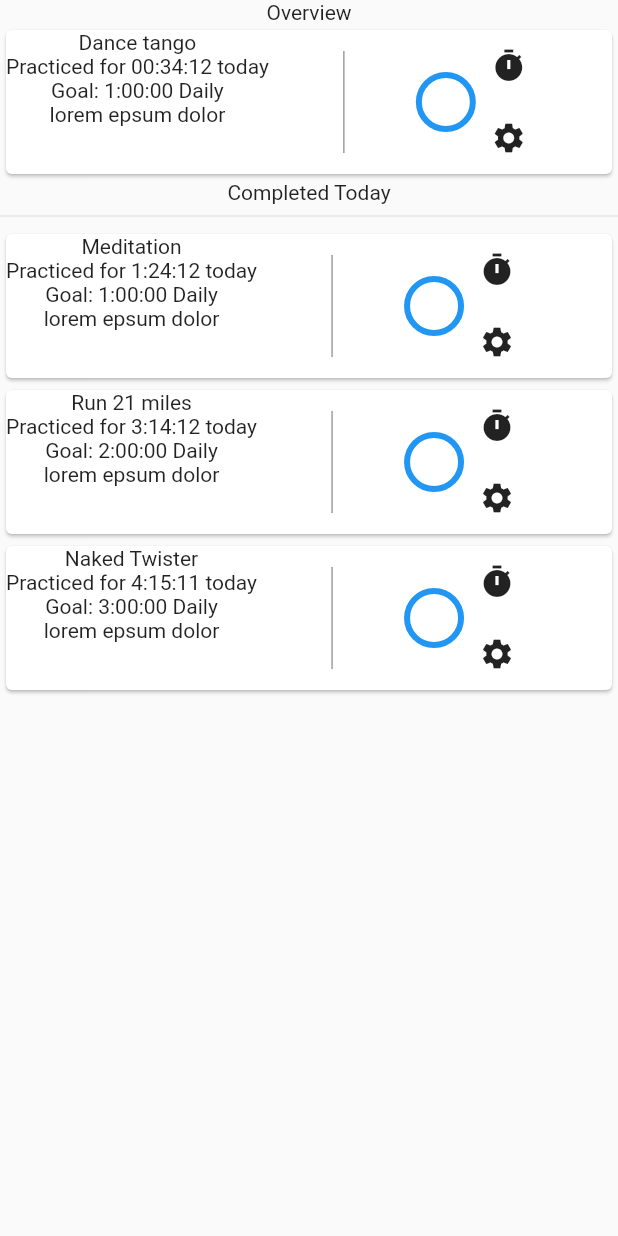
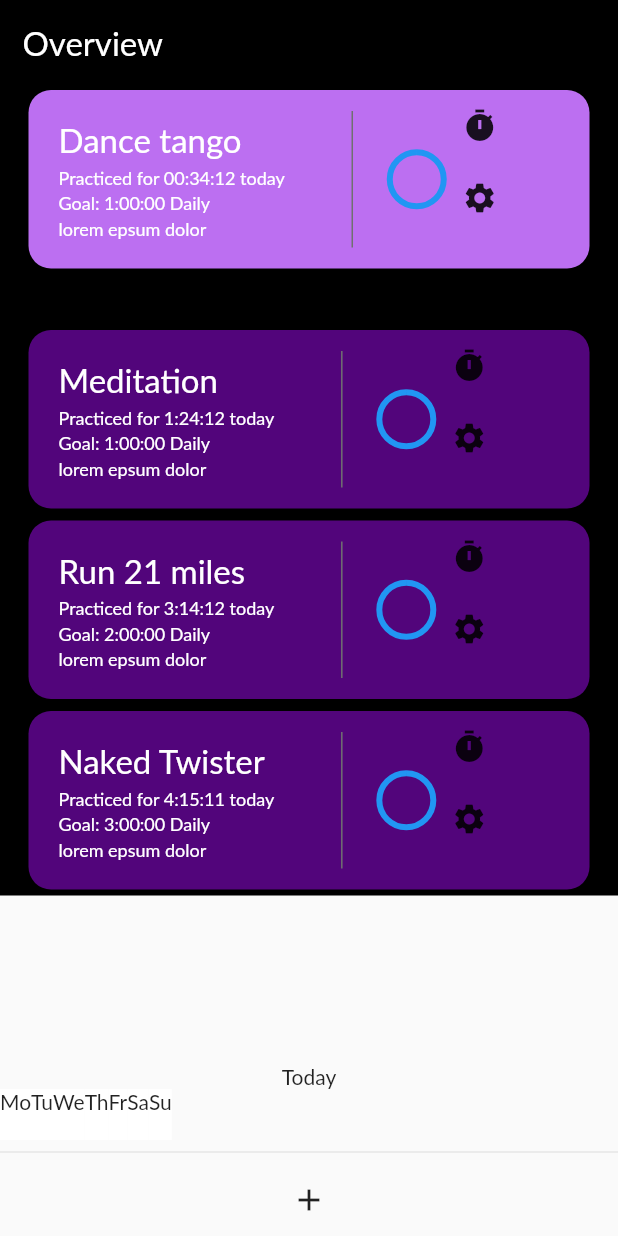
Before and after one commit to Mastagoon/habit-make, a Flutter app: the screen it shows after launch, on a phone screen of 412 x 824 dp. Run offline on Flutter 3.47's test engine with Material 2 defaults, Android fonts, the phone set to English and light mode, and no system bars; missing offline and left inert: isoweek; Roboto replaces fonts that are missing (Lato).

Commit message:
Added constant colors and styles, added bottom sheet bar

```diff
--- a/lib/constants/colors.dart
+++ b/lib/constants/colors.dart
@@ -1,3 +1,5 @@
 final primaryColor = 0xffBC6FF1;
 final secondaryColor = 0xff52057B;
 final accentColor = 0xff212121;
+final mainBackgroundColor = 0xff000000;
+final darkSeperator = 0xff707070;
--- /dev/null
+++ b/lib/constants/styles.dart
@@ -0,0 +1,5 @@
+import 'package:flutter/material.dart';
+
+TextStyle lightText(double size) {
+  return TextStyle(color: Colors.white, fontSize: size);
+}
--- a/lib/main.dart
+++ b/lib/main.dart
@@ -6,7 +6,7 @@ import 'screens/home.dart';
 void main() => runApp(
       MaterialApp(
         title: "Habit Maker",
-        theme: ThemeData(primaryColor: Color(primaryColor)),
+        theme: ThemeData(primaryColor: Color(primaryColor), fontFamily: "Lato"),
         home: Home(),
       ),
     );
--- /dev/null
+++ b/lib/screens/components/bottom_controller.dart
@@ -0,0 +1,72 @@
+import 'package:flutter/material.dart';
+import 'package:isoweek/isoweek.dart';
+
+class BottomController extends StatefulWidget {
+  const BottomController({Key? key}) : super(key: key);
+
+  @override
+  BottomControllerState createState() => BottomControllerState();
+}
+
+class BottomControllerState extends State<BottomController> {
+  @override
+  Widget build(BuildContext context) {
+    return Container(
+      // padding: EdgeInsets.all(16),
+      child: Column(
+        mainAxisSize: MainAxisSize.min,
+        children: [
+          // header
+          Text("Today"),
+          // week wheel
+          buildDateWidget(),
+          Divider(),
+          // add habit button
+          IconButton(
+            onPressed: () {},
+            icon: Icon(Icons.add),
+          )
+        ],
+      ),
+    );
+  }
+
+  String getDayName(day) {
+    final List days = [
+      "Mo",
+      "Tu",
+      "We",
+      "Th",
+      "Fr",
+      "Sa",
+      "Su"
+    ]; // #TODO add functionality to choose first weekday
+    return days[day];
+  }
+
+  Widget buildWeekDayWidget(day) {
+    Week currentWeek = Week.current(); // current week
+    return Container(
+      decoration: new BoxDecoration(
+          color: currentWeek.day(day).day == DateTime.now().day
+              ? Colors.black
+              : Colors.white),
+      child: Column(
+        children: [
+          Text(getDayName(day)),
+          Text(currentWeek.day(day).day.toString())
+        ],
+      ),
+    );
+  }
+
+  Widget buildDateWidget() {
+    // display all days
+    // highlight day of week
+    return Row(
+      children: [
+        for (var i = 0; i < 7; i++) buildWeekDayWidget(i),
+      ],
+    );
+  }
+}
--- a/lib/screens/components/habit_card.dart
+++ b/lib/screens/components/habit_card.dart
@@ -1,17 +1,28 @@
 import 'package:flutter/material.dart';
+import 'package:habit_maker/constants/colors.dart';
+import 'package:habit_maker/constants/styles.dart';
 
 class HabitCard extends StatefulWidget {
-  late final String name, practicedTime, goal, lorem;
-  late final bool completed;
+  final String name, practicedTime, goal, lorem;
+  final bool completed;
 
-  HabitCard(bool completed, String name, String practicedTime, String goal,
-      String lorem) {
-    this.name = name;
-    this.practicedTime = practicedTime;
-    this.goal = goal;
-    this.lorem = lorem;
-    this.completed = completed;
-  }
+  const HabitCard({
+    required this.completed,
+    required this.name,
+    required this.practicedTime,
+    required this.goal,
+    required this.lorem,
+    Key? key,
+  }) : super(key: key);
+
+  // HabitCard(bool completed, String name, String practicedTime, String goal,
+  //     String lorem) {
+  //   this.name = name;
+  //   this.practicedTime = practicedTime;
+  //   this.goal = goal;
+  //   this.lorem = lorem;
+  //   this.completed = completed;
+  // }
 
   @override
   _HabitCardState createState() => _HabitCardState();
@@ -19,6 +30,7 @@ class HabitCard extends StatefulWidget {
 
 class _HabitCardState extends State<HabitCard> {
   late String _name, _practicedTime, _goal, _lorem;
+  late bool _completed;
 
   @override
   void initState() {
@@ -26,37 +38,70 @@ class _HabitCardState extends State<HabitCard> {
 
     if (this.mounted)
       setState(() {
-        _name = this.widget.name;
-        _practicedTime = this.widget.practicedTime;
-        _goal = this.widget.goal;
-        _lorem = this.widget.lorem;
+        _name = widget.name;
+        _practicedTime = widget.practicedTime;
+        _goal = widget.goal;
+        _lorem = widget.lorem;
+        _completed = widget.completed;
       });
   }
 
   @override
   Widget build(BuildContext context) {
     return Center(
+      // card
       child: Card(
-        // card
+        shape: RoundedRectangleBorder(borderRadius: BorderRadius.circular(15)),
+        color: Color(_completed ? secondaryColor : primaryColor),
         child: IntrinsicHeight(
           child: Row(
             children: [
               // left side
-              Column(
-                children: [
-                  Text(_name),
-                  Text(_practicedTime),
-                  Text("Goal: $_goal"),
-                  Text(_lorem)
-                ],
+              Flexible(
+                child: Container(
+                  padding: EdgeInsets.all(20),
+                  child: Column(
+                    crossAxisAlignment: CrossAxisAlignment.start,
+                    children: [
+                      Container(
+                        child: Text(
+                          _name,
+                          style: lightText(22),
+                        ),
+                      ),
+                      const SizedBox(height: 5),
+                      Container(
+                        child: Text(
+                          _practicedTime,
+                          style: lightText(12),
+                        ),
+                      ),
+                      const SizedBox(height: 3),
+                      Container(
+                        child: Text(
+                          "Goal: $_goal",
+                          style: lightText(12),
+                        ),
+                      ),
+                      const SizedBox(height: 3),
+                      Container(
+                        child: Text(
+                          _lorem,
+                          style: lightText(12),
+                        ),
+                      ),
+                    ],
+                  ),
+                ),
               ),
+
               // Divider
               const VerticalDivider(
-                color: Colors.grey,
+                color: Color(0xff707070),
                 thickness: 1,
                 indent: 14,
                 endIndent: 14,
-                width: 100,
+                width: 50,
               ),
               // right side
               // progress bar
--- a/lib/screens/home.dart
+++ b/lib/screens/home.dart
@@ -1,5 +1,9 @@
 import 'package:flutter/material.dart';
+import 'package:habit_maker/constants/colors.dart';
+import 'package:habit_maker/constants/styles.dart';
+// components
 import 'components/habit_card.dart';
+import 'components/bottom_controller.dart';
 
 class Home extends StatefulWidget {
   const Home({Key? key}) : super(key: key);
@@ -12,34 +16,65 @@ class _HomeState extends State<Home> {
   @override
   Widget build(BuildContext context) {
     return Scaffold(
+      resizeToAvoidBottomInset: false,
       body: Container(
+        decoration: BoxDecoration(color: Color(mainBackgroundColor)),
         margin: MediaQuery.of(context).padding,
+        padding: EdgeInsets.only(left: 15, right: 15),
         // #TODO reduce col's width (too wide)
+        child: SingleChildScrollView(
           child: Column(
+            crossAxisAlignment: CrossAxisAlignment.start,
             children: [
               // title
-            Text("Overview"),
+              Container(
+                padding: EdgeInsets.only(top: 15, bottom: 15),
+                child: Text(
+                  "Overview",
+                  style: lightText(22),
+                  textAlign: TextAlign.left,
+                ),
+                // #TODO seperator or smth
+              ),
               // unfinished habits for the day
-            HabitCard(false, "Dance tango", "Practiced for 00:34:12 today",
-                "1:00:00 Daily", "lorem epsum dolor"),
+              HabitCard(
+                  completed: false,
+                  name: "Dance tango",
+                  practicedTime: "Practiced for 00:34:12 today",
+                  goal: "1:00:00 Daily",
+                  lorem: "lorem epsum dolor"),
               // seperator
               Text("Completed Today"),
               Divider(),
               // finished habits for the day
-            HabitCard(true, "Meditation", "Practiced for 1:24:12 today",
-                "1:00:00 Daily", "lorem epsum dolor"),
-            HabitCard(true, "Run 21 miles", "Practiced for 3:14:12 today",
-                "2:00:00 Daily", "lorem epsum dolor"),
-            HabitCard(true, "Naked Twister", "Practiced for 4:15:11 today",
-                "3:00:00 Daily", "lorem epsum dolor"),
-            // bottom controller thingy
+              HabitCard(
+                  completed: true,
+                  name: "Meditation",
+                  practicedTime: "Practiced for 1:24:12 today",
+                  goal: "1:00:00 Daily",
+                  lorem: "lorem epsum dolor"),
+              HabitCard(
+                  completed: true,
+                  name: "Run 21 miles",
+                  practicedTime: "Practiced for 3:14:12 today",
+                  goal: "2:00:00 Daily",
+                  lorem: "lorem epsum dolor"),
+              HabitCard(
+                  completed: true,
+                  name: "Naked Twister",
+                  practicedTime: "Practiced for 4:15:11 today",
+                  goal: "3:00:00 Daily",
+                  lorem: "lorem epsum dolor"),
+
               // Card(
               //   child: ,
               // )
             ],
           ),
         ),
-      // bottomNavigationBar: ,
+      ),
+      // bottom controller thingy
+      bottomSheet: BottomController(),
     );
   }
 }
--- a/pubspec.yaml
+++ b/pubspec.yaml
@@ -29,6 +29,8 @@ dependencies:
   # Use with the CupertinoIcons class for iOS style icons.
   cupertino_icons: ^1.0.2
   bottom_bar_with_sheet: ^2.0.0
+  isoweek: ^1.1.3
+  percent_indicator: ^3.0.1
 
 dev_dependencies:
   flutter_test:
```
Also changed, not shown: pubspec.lock. Lines whose indentation alone changed are shown as unchanged.
